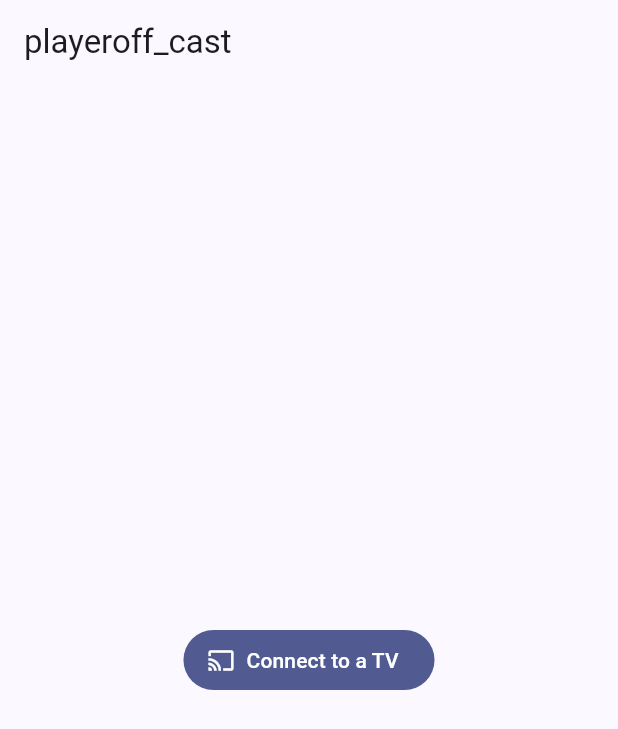
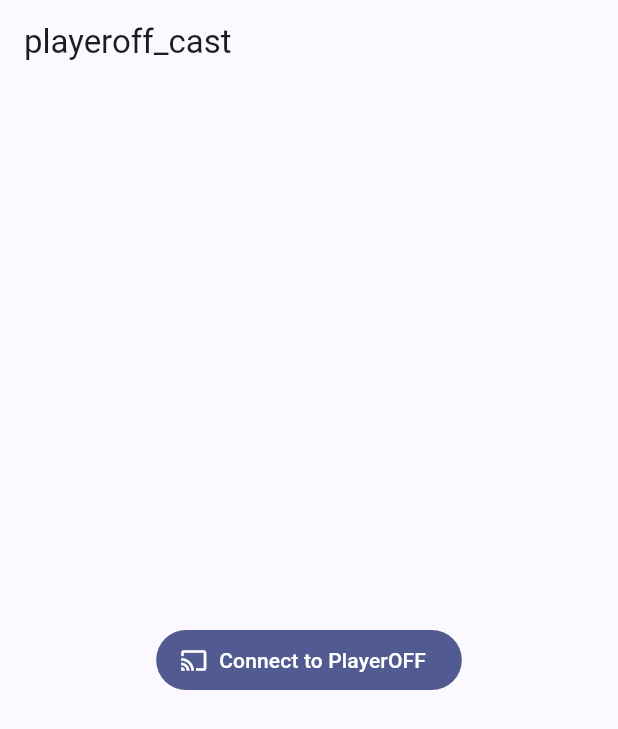
Before and after one commit to xdelirio/playeroff_cast, a Flutter app: the screen it shows after launch, on a phone screen of 412 x 824 dp. Shown: the top 729 px of the screen. Run offline on Flutter 3.47's test engine with Material 3 defaults, Android fonts, the phone set to English and light mode, and no system bars.

Commit message:
feat: la hoja de conexión lleva el logo y dice «Conectar con PlayerOFF»

```diff
--- a/lib/src/widgets/cast_connect_form.dart
+++ b/lib/src/widgets/cast_connect_form.dart
@@ -2,6 +2,7 @@ import 'package:flutter/material.dart';
 import 'package:flutter/services.dart';
 import 'package:playeroff_cast/playeroff_cast.dart';
 import 'package:playeroff_cast/src/widgets/cast_strings.dart';
+import 'package:playeroff_cast/src/widgets/playeroff_logo.dart';
 
 /// Shows [CastConnectForm] in a bottom sheet and returns the session it
 /// opened, or null when the person left without connecting.
@@ -139,7 +140,9 @@ class _CastConnectFormState extends State<CastConnectForm> {
       mainAxisSize: MainAxisSize.min,
       crossAxisAlignment: CrossAxisAlignment.stretch,
       children: [
-        Icon(Icons.tv, size: 40, color: theme.colorScheme.onSurfaceVariant),
+        // The mark the person is looking at on the TV: it says, before any
+        // word is read, which app the code comes from.
+        const Center(child: PlayeroffLogo(size: 48)),
         const SizedBox(height: 12),
         Text(
           strings.connectTitle,
--- a/lib/src/widgets/cast_strings.dart
+++ b/lib/src/widgets/cast_strings.dart
@@ -7,7 +7,7 @@ import 'package:playeroff_cast/playeroff_cast.dart';
 @immutable
 class CastStrings {
   const CastStrings.en()
-    : connectTitle = 'Connect to a TV',
+    : connectTitle = 'Connect to PlayerOFF',
       connectHint =
           'Open PlayerOFF on the TV and type the code it shows on screen.',
       codeLabel = 'Code',
@@ -54,7 +54,7 @@ class CastStrings {
       tvGeneric = 'TV';
 
   const CastStrings.es()
-    : connectTitle = 'Conectar con un TV',
+    : connectTitle = 'Conectar con PlayerOFF',
       connectHint =
           'Abre PlayerOFF en el TV y escribe el código que muestra en pantalla.',
       codeLabel = 'Código',
--- a/lib/src/widgets/playeroff_logo.dart
+++ b/lib/src/widgets/playeroff_logo.dart
@@ -1,7 +1,7 @@
 import 'package:flutter/widgets.dart';
 
-/// PlayerOFF's mark, for the button that leads to connecting with a TV: the
-/// person looks for the same logo they see on the TV's screen.
+/// PlayerOFF's mark, shown where the app asks for the TV's code: the person
+/// sees the same logo that is on the TV's screen.
 ///
 /// It is the brand's own artwork, in its own colours, so it does not follow
 /// the theme; [size] is its height.
```
Also changed, not shown: 1 other file.
